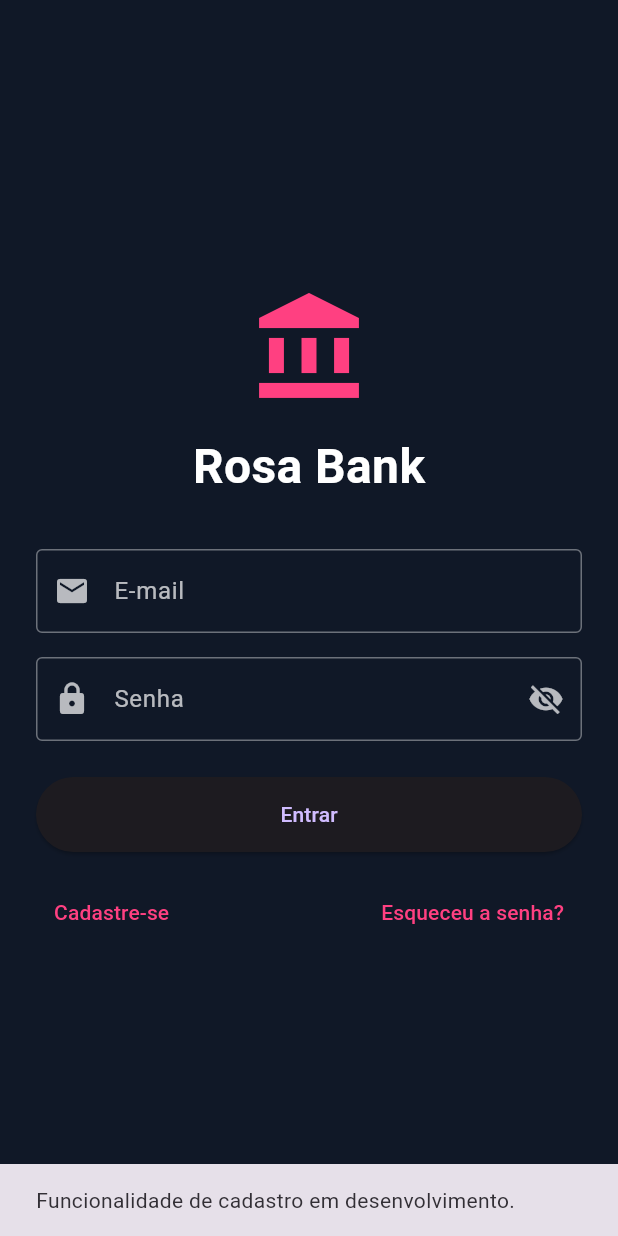
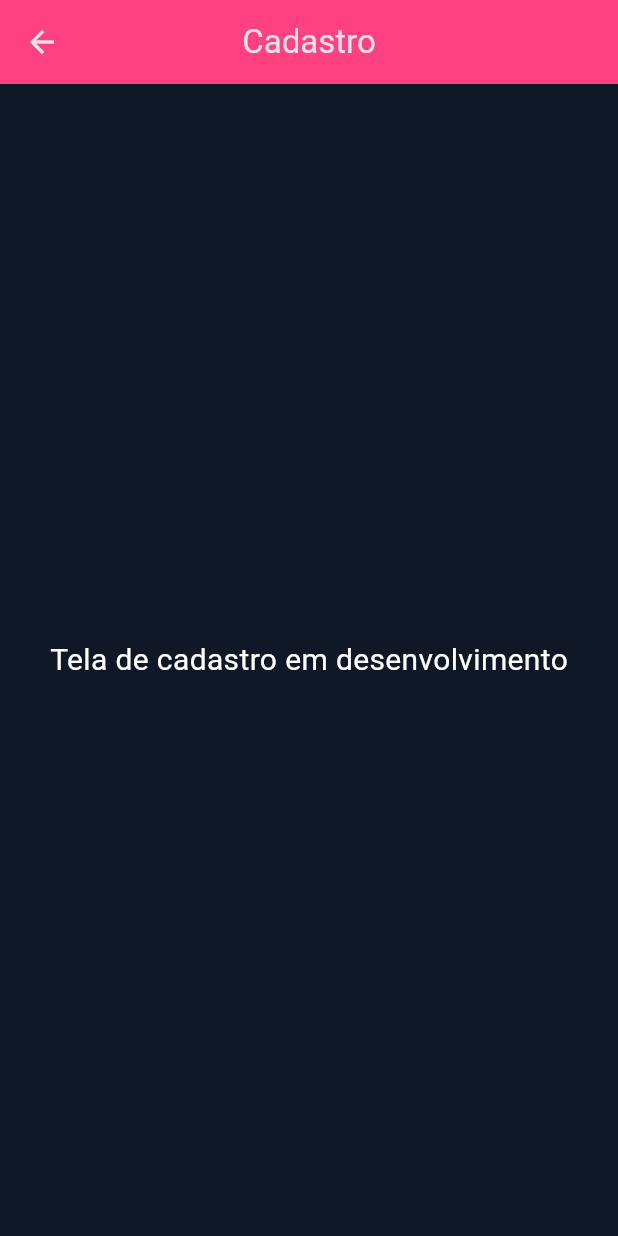
Before and after one commit to Rosangeladias88/rosa-bank, a Flutter app: the screen it shows after launch, after a tap on "Cadastre-se", on a phone screen of 412 x 824 dp. Run offline on Flutter 3.47's test engine with Material 3 defaults, Android fonts, the phone set to English and light mode, and no system bars; our stand-ins replace fl_chart, shared_preferences.

Commit message:
Adiciona tela de cadastro e navegação

```diff
--- /dev/null
+++ b/lib/cadastro.dart
@@ -0,0 +1,23 @@
+import 'package:flutter/material.dart';
+
+class CadastroPage extends StatelessWidget {
+  const CadastroPage({super.key});
+
+  @override
+  Widget build(BuildContext context) {
+    return Scaffold(
+      backgroundColor: const Color(0xFF101827),
+      appBar: AppBar(
+        title: const Text('Cadastro'),
+        backgroundColor: Colors.pinkAccent,
+        centerTitle: true,
+      ),
+      body: const Center(
+        child: Text(
+          'Tela de cadastro em desenvolvimento',
+          style: TextStyle(color: Colors.white, fontSize: 20),
+        ),
+      ),
+    );
+  }
+}
--- a/lib/login.dart
+++ b/lib/login.dart
@@ -137,14 +137,8 @@ class _LoginPageState extends State<LoginPage> {
                   children: [
                     TextButton(
                       onPressed: () {
-                        ScaffoldMessenger.of(context).showSnackBar(
-                          const SnackBar(
-                            content: Text(
-                              'Funcionalidade de cadastro em desenvolvimento.',
-                            ),
-                          ),
-                        );
-                      },
+  Navigator.pushNamed(context, '/cadastro');
+},
                       child: const Text(
                         'Cadastre-se',
                         style: TextStyle(color: Colors.pinkAccent),
--- a/lib/main.dart
+++ b/lib/main.dart
@@ -8,6 +8,7 @@ import 'comprovante.dart';
 import 'dados_saldo.dart';
 import 'dados_transferencia.dart';
 import 'tema.dart';
+import 'cadastro.dart';
 
 
 Future<void> main() async {
@@ -41,6 +42,7 @@ class RosaBankApp extends StatelessWidget {
         '/transferencia': (context) => const TransferenciaPage(),
         '/historico': (context) => const HistoricoPage(),
         '/comprovante': (context) => const ComprovantePage(),
+        '/cadastro':(context) => const CadastroPage(),
       },
     );
   },
```
